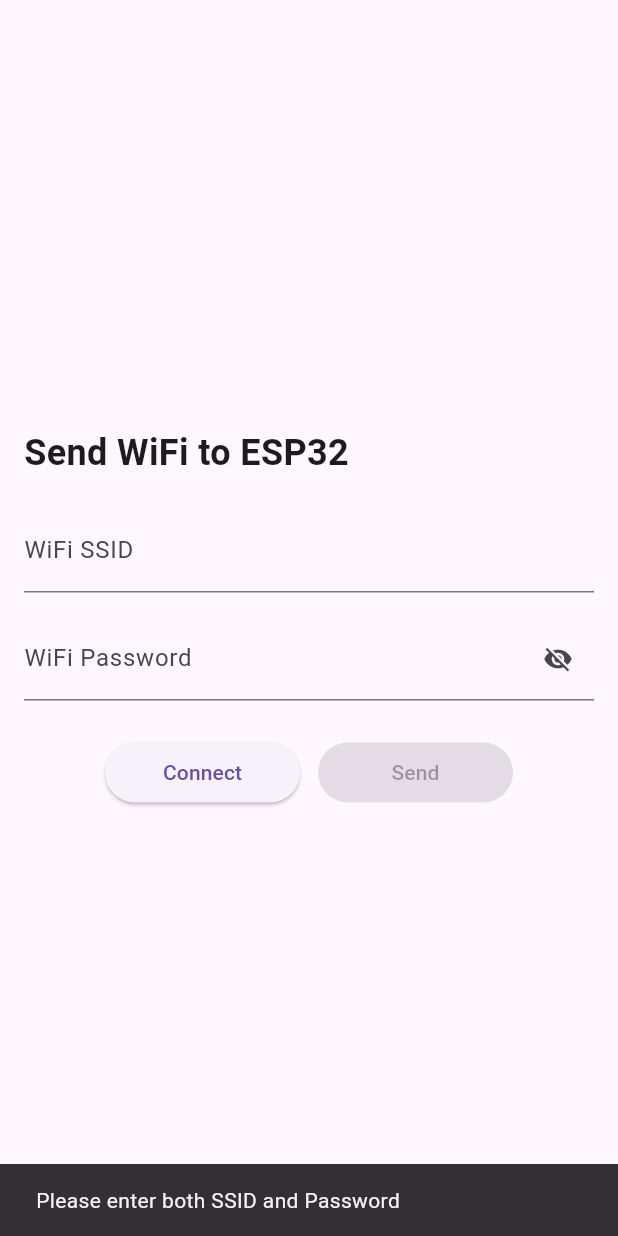
After one commit to DohaaMostafaa/Arduino, a Flutter app: the screen it shows after launch, after a tap on "Connect", on a phone screen of 412 x 824 dp. The commit adds this screen. Run offline on Flutter 3.47's test engine with Material 3 defaults, Android fonts, the phone set to English and light mode, and no system bars; our stand-ins replace connectivity_plus, flutter_bluetooth_serial, geolocator, internet_connection_checker, permission_handler; missing offline and left inert: android_intent_plus, network_info_plus, usb_serial.

Commit message:
send ssid and password to esp32

```diff
--- /dev/null
+++ b/lib/core/services/bluetooth_wifi_service.dart
@@ -0,0 +1,91 @@
+import 'dart:typed_data';
+import 'package:flutter_bluetooth_serial/flutter_bluetooth_serial.dart';
+import 'package:network_info_plus/network_info_plus.dart';
+import 'package:geolocator/geolocator.dart';
+import 'package:permission_handler/permission_handler.dart';
+import 'package:android_intent_plus/android_intent.dart';
+
+class BluetoothWifiService {
+  static const _targetDeviceName = "Proftel-IOT";
+  final NetworkInfo _networkInfo = NetworkInfo();
+  BluetoothConnection? connection;
+
+
+  Future<String?> fetchCurrentSSID() async {
+    try {
+      await Geolocator.getCurrentPosition(desiredAccuracy: LocationAccuracy.high);
+      var ssid = await _networkInfo.getWifiName();
+      return ssid?.replaceAll('"', '');
+    } catch (e) {
+      return null;
+    }
+  }
+
+  Future<void> openWifiSettings() async {
+    final intent = AndroidIntent(
+      action: 'android.settings.WIFI_SETTINGS',
+      package: 'com.android.settings',
+    );
+    await intent.launch();
+  }
+
+  Future<void> connectToDevice(
+      Function(String) onSuccess,
+      Function(String) onError,
+      Function(String) onBluetoothOff,
+      ) async {
+    if (await Permission.bluetoothConnect.isDenied) {
+      await Permission.bluetoothConnect.request();
+    }
+
+    try {
+      final isBluetoothEnabled = await FlutterBluetoothSerial.instance.isEnabled ?? false;
+      if (!isBluetoothEnabled) {
+        onBluetoothOff('Bluetooth is off. Please enable it.');
+        return;
+      }
+
+      final devices = await FlutterBluetoothSerial.instance.getBondedDevices();
+      final device = devices.firstWhere(
+            (d) => d.name == _targetDeviceName,
+        orElse: () => throw Exception('Device not found'),
+      );
+      connection = await BluetoothConnection.toAddress(device.address).timeout(
+        const Duration(seconds: 15),
+      );
+      onSuccess(device.name!);
+    } catch (e) {
+      onError(e.toString());
+    }
+  }
+
+  void sendCredentials(String ssid, String password) {
+    if (connection?.isConnected == true) {
+      final data = '$ssid,$password\n';
+      connection!.output.add(Uint8List.fromList(data.codeUnits));
+    }
+  }
+
+  void disconnect() {
+    connection?.dispose();
+    connection = null;
+  }
+
+  Future<void> checkPermissionsAndFetchSSID(
+      Function(String) onPermissionGranted,
+      Function(String) onError,
+      ) async {
+    final locationStatus = await Permission.location.request();
+    if (locationStatus.isGranted) {
+      final ssid = await fetchCurrentSSID();
+      if (ssid != null) {
+        onPermissionGranted(ssid);
+      } else {
+        openWifiSettings();
+        onError('Unable to retrieve SSID. Please check Wi-Fi settings.');
+      }
+    } else {
+      onError('Location permission is required to detect Wi-Fi');
+    }
+  }
+}
--- /dev/null
+++ b/lib/esp_32/presentation/screens/wifi_sender_page.dart
@@ -0,0 +1,197 @@
+import 'package:connectivity_plus/connectivity_plus.dart';
+import 'package:flutter/material.dart';
+import 'package:flutter_bluetooth_serial/flutter_bluetooth_serial.dart';
+import 'package:internet_connection_checker/internet_connection_checker.dart';
+import '../../../core/services/bluetooth_wifi_service.dart';
+
+
+class WifiSenderPage extends StatefulWidget {
+  const WifiSenderPage({super.key});
+  @override
+  State<WifiSenderPage> createState() => _WifiSenderPageState();
+}
+
+class _WifiSenderPageState extends State<WifiSenderPage> with WidgetsBindingObserver {
+  final _ssidController = TextEditingController();
+  final _passwordController = TextEditingController();
+  final BluetoothWifiService _bluetoothWifiService = BluetoothWifiService();
+
+  bool _obscurePassword = true;
+  bool _isConnecting = false;
+  bool _isConnected = false;
+  bool _isCheckingPermissions = false;
+
+  @override
+  void initState() {
+    super.initState();
+    WidgetsBinding.instance.addObserver(this);
+    _checkPermissionsAndFetchSSID();
+  }
+
+  @override
+  void dispose() {
+    WidgetsBinding.instance.removeObserver(this);
+    _bluetoothWifiService.disconnect();
+    super.dispose();
+  }
+
+  @override
+  void didChangeAppLifecycleState(AppLifecycleState state) {
+    if (state == AppLifecycleState.resumed) {
+      _checkPermissionsAndFetchSSID();
+    }
+  }
+
+  Future<void> _checkPermissionsAndFetchSSID() async {
+    setState(() => _isCheckingPermissions = true);
+    try {
+      await _bluetoothWifiService.checkPermissionsAndFetchSSID(
+            (ssid) {setState(() => _ssidController.text = ssid);
+        },
+            (error) {
+          _showSnackBar(error);
+        },
+      );
+    } catch (e) {
+      debugPrint('Permission check error: $e');
+      _showSnackBar('Error checking permissions.');
+    } finally {
+      setState(() => _isCheckingPermissions = false);
+    }
+  }
+
+  Future<bool> isWifiConnected() async {
+    final connectivityResult = await Connectivity().checkConnectivity();
+    return connectivityResult == ConnectivityResult.wifi;
+  }
+
+  void _connectToDevice() async {
+    if (_ssidController.text.isEmpty || _passwordController.text.isEmpty) {
+      _showSnackBar('Please enter both SSID and Password');
+      return;
+    }
+
+    // bool connectedToWifi = await isWifiConnected();
+    // if (!connectedToWifi) {
+    //   _showSnackBarWithAction('Not connected to Wi-Fi', 'Settings', () async {
+    //     await _bluetoothWifiService.openWifiSettings();
+    //   });
+    //   return;
+    // }
+
+
+    setState(() => _isConnecting = true);
+
+    _bluetoothWifiService.connectToDevice(
+          (deviceName) {
+        setState(() {
+          _isConnected = true;
+          _isConnecting = false;
+        });
+        _showSnackBar('Connected to $deviceName');
+      },
+          (error) {
+        setState(() => _isConnecting = false);
+        _handleConnectionError(error);
+      },
+          (message) {
+        _showSnackBarWithAction(message, 'ENABLE', () async {
+          await FlutterBluetoothSerial.instance.requestEnable();
+        });
+      },
+    );
+  }
+
+
+  void _sendCredentials() {
+    if (_bluetoothWifiService.connection?.isConnected == true) {
+      _bluetoothWifiService.sendCredentials(
+        _ssidController.text, _passwordController.text,
+      );
+      _showSnackBar('Sent WiFi credentials.');
+    } else {
+      _showSnackBar('Not connected to ESP32.');
+    }
+  }
+
+  void _showSnackBar(String message) {
+    ScaffoldMessenger.of(context).showSnackBar(SnackBar(content: Text(message)));
+  }
+
+  void _showSnackBarWithAction(String message, String actionText, VoidCallback onAction) {
+    ScaffoldMessenger.of(context).showSnackBar(
+      SnackBar(
+        content: Text(message),
+        action: SnackBarAction(
+          label: actionText,
+          onPressed: onAction,
+        ),
+      ),
+    );
+  }
+
+  void _handleConnectionError(dynamic error) {
+    final errorString = error.toString();
+
+    if (errorString.contains('Timeout')) {
+      _showSnackBar('Connection timed out. Please try again.');
+    } else if (errorString.contains('Socket closed') || errorString.contains('read failed')) {
+      _showSnackBar('Connection error. The socket might have been closed.');
+    } else if (errorString.contains('BluetoothPermissionDenied')) {
+      _showSnackBar('Bluetooth permissions are required. Please grant them.');
+    } else {
+      _showSnackBar('An unexpected error occurred.');
+    }
+  }
+
+  @override
+  Widget build(BuildContext context) {
+    return Scaffold(
+      body: Center(
+        child: SingleChildScrollView(
+          padding: const EdgeInsets.all(16),
+          child: Column(
+            crossAxisAlignment: CrossAxisAlignment.start,
+            children: [
+              const Text( 'Send WiFi to ESP32', style: TextStyle(fontSize: 24, fontWeight: FontWeight.bold),),
+              const SizedBox(height: 20),
+              TextField( controller: _ssidController, decoration: const InputDecoration(labelText: 'WiFi SSID'),),
+              const SizedBox(height: 16),
+              TextField( controller: _passwordController, decoration: InputDecoration(labelText: 'WiFi Password',
+                  suffixIcon: IconButton(
+                    icon: Icon(_obscurePassword ? Icons.visibility_off : Icons.visibility, size: 20,),
+                    onPressed: () {
+                      setState(() {
+                        _obscurePassword = !_obscurePassword;
+                      });
+                    },
+                  ),
+                ),
+                obscureText: _obscurePassword,
+              ),
+              const SizedBox(height: 24),
+              Row(
+                mainAxisAlignment: MainAxisAlignment.center,
+                children: [
+                  SizedBox(
+                    width: 130,
+                    child: ElevatedButton( onPressed: _isConnecting ? null : _connectToDevice,
+                      child: Text(_isConnected ? 'Connected' : 'Connect'),
+                    ),
+                  ),
+                  const SizedBox(width: 12),
+                  SizedBox(
+                    width: 130,
+                    child: ElevatedButton( onPressed: _isConnected ? _sendCredentials : null,
+                      child: const Text('Send'),
+                    ),
+                  ),
+                ],
+              ),
+            ],
+          ),
+        ),
+      ),
+    );
+  }
+}
--- a/lib/main.dart
+++ b/lib/main.dart
@@ -1,9 +1,17 @@
+import 'package:flutter/material.dart';
+import 'package:permission_handler/permission_handler.dart';
+import 'esp_32/presentation/screens/wifi_sender_page.dart';
 
-import 'package:flutter/material.dart';
-import 'gbs.dart';
-
-void main() {
-  runApp( MaterialApp(home: GpsReaderPage()));
+Future<void> main() async {
+  WidgetsFlutterBinding.ensureInitialized();
+  await Permission.location.request();
+  await Permission.nearbyWifiDevices.request();
+  await Permission.bluetooth.request();
+  await Permission.bluetoothConnect.request();
+  await Permission.bluetoothScan.request();
+  runApp( MaterialApp(
+    debugShowCheckedModeBanner: false,
+      home: WifiSenderPage()));
 }
 // import 'package:flutter/material.dart';
 // import 'package:provider/provider.dart';
```
Also changed, not shown: pubspec.yaml (+8 -0 lines), pubspec.lock, 6 other files.
